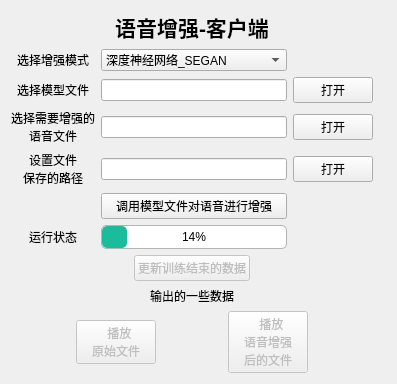
Old version of the form ui/main_widget.ui in the repository wp19991/speech_enhancement.
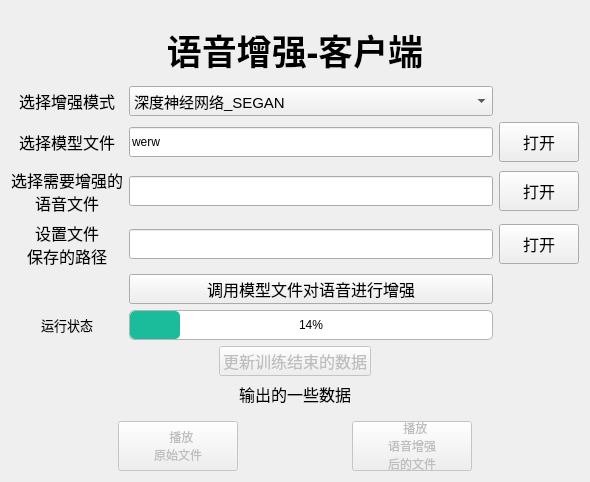
New version of the form. Icons and pictures are not drawn.

What changed in the file:
```diff
--- a/ui/main_widget.ui
+++ b/ui/main_widget.ui
@@ -6,8 +6,8 @@
    <rect>
     <x>0</x>
     <y>0</y>
-    <width>397</width>
-    <height>344</height>
+    <width>590</width>
+    <height>482</height>
    </rect>
   </property>
   <property name="windowTitle">
@@ -34,28 +34,43 @@
      </item>
      <item>
       <widget class="QLabel" name="label_2">
-       <property name="text">
-        <string>&lt;html&gt;&lt;head/&gt;&lt;body&gt;&lt;p align=&quot;center&quot;&gt;&lt;span style=&quot; font-size:16pt; font-weight:600;&quot;&gt;语音增强-客户端&lt;/span&gt;&lt;/p&gt;&lt;/body&gt;&lt;/html&gt;</string>
-       </property>
-      </widget>
-     </item>
-     <item>
-      <spacer name="verticalSpacer">
-       <property name="orientation">
-        <enum>Qt::Vertical</enum>
-       </property>
-       <property name="sizeHint" stdset="0">
+       <property name="minimumSize">
         <size>
-         <width>20</width>
-         <height>40</height>
+         <width>0</width>
+         <height>60</height>
         </size>
        </property>
-      </spacer>
+       <property name="font">
+        <font>
+         <family>华文楷体</family>
+         <pointsize>26</pointsize>
+         <weight>75</weight>
+         <bold>true</bold>
+        </font>
+       </property>
+       <property name="text">
+        <string>语音增强-客户端</string>
+       </property>
+       <property name="alignment">
+        <set>Qt::AlignCenter</set>
+       </property>
+      </widget>
      </item>
      <item>
       <layout class="QGridLayout" name="gridLayout">
        <item row="0" column="1">
         <widget class="QComboBox" name="choose_model_comboBox">
+         <property name="minimumSize">
+          <size>
+           <width>0</width>
+           <height>30</height>
+          </size>
+         </property>
+         <property name="font">
+          <font>
+           <pointsize>11</pointsize>
+          </font>
+         </property>
          <property name="cursor">
           <cursorShape>PointingHandCursor</cursorShape>
          </property>
@@ -82,6 +97,17 @@
        </item>
        <item row="1" column="2">
         <widget class="QPushButton" name="save_model_file_path_pushButton">
+         <property name="minimumSize">
+          <size>
+           <width>0</width>
+           <height>40</height>
+          </size>
+         </property>
+         <property name="font">
+          <font>
+           <pointsize>12</pointsize>
+          </font>
+         </property>
          <property name="cursor">
           <cursorShape>PointingHandCursor</cursorShape>
          </property>
@@ -98,6 +124,11 @@
        </item>
        <item row="2" column="0">
         <widget class="QLabel" name="label_3">
+         <property name="font">
+          <font>
+           <pointsize>12</pointsize>
+          </font>
+         </property>
          <property name="text">
           <string>选择需要增强的
 语音文件</string>
@@ -109,6 +140,11 @@
        </item>
        <item row="1" column="0">
         <widget class="QLabel" name="label">
+         <property name="font">
+          <font>
+           <pointsize>12</pointsize>
+          </font>
+         </property>
          <property name="text">
           <string>选择模型文件</string>
          </property>
@@ -119,6 +155,17 @@
        </item>
        <item row="3" column="1">
         <widget class="QLineEdit" name="save_path_lineEdit">
+         <property name="minimumSize">
+          <size>
+           <width>0</width>
+           <height>30</height>
+          </size>
+         </property>
+         <property name="font">
+          <font>
+           <pointsize>9</pointsize>
+          </font>
+         </property>
          <property name="readOnly">
           <bool>true</bool>
          </property>
@@ -126,6 +173,17 @@
        </item>
        <item row="2" column="2">
         <widget class="QPushButton" name="need_enh_wav_file_path_pushButton">
+         <property name="minimumSize">
+          <size>
+           <width>0</width>
+           <height>40</height>
+          </size>
+         </property>
+         <property name="font">
+          <font>
+           <pointsize>12</pointsize>
+          </font>
+         </property>
          <property name="cursor">
           <cursorShape>PointingHandCursor</cursorShape>
          </property>
@@ -145,6 +203,17 @@
          <property name="enabled">
           <bool>true</bool>
          </property>
+         <property name="minimumSize">
+          <size>
+           <width>0</width>
+           <height>30</height>
+          </size>
+         </property>
+         <property name="font">
+          <font>
+           <pointsize>9</pointsize>
+          </font>
+         </property>
          <property name="readOnly">
           <bool>true</bool>
          </property>
@@ -152,6 +221,17 @@
        </item>
        <item row="3" column="2">
         <widget class="QPushButton" name="save_path_pushButton">
+         <property name="minimumSize">
+          <size>
+           <width>0</width>
+           <height>40</height>
+          </size>
+         </property>
+         <property name="font">
+          <font>
+           <pointsize>12</pointsize>
+          </font>
+         </property>
          <property name="cursor">
           <cursorShape>PointingHandCursor</cursorShape>
          </property>
@@ -171,6 +251,20 @@
          <property name="enabled">
           <bool>true</bool>
          </property>
+         <property name="minimumSize">
+          <size>
+           <width>0</width>
+           <height>30</height>
+          </size>
+         </property>
+         <property name="font">
+          <font>
+           <pointsize>9</pointsize>
+          </font>
+         </property>
+         <property name="text">
+          <string>werw</string>
+         </property>
          <property name="readOnly">
           <bool>true</bool>
          </property>
@@ -178,6 +272,11 @@
        </item>
        <item row="0" column="0">
         <widget class="QLabel" name="label_7">
+         <property name="font">
+          <font>
+           <pointsize>12</pointsize>
+          </font>
+         </property>
          <property name="text">
           <string>选择增强模式</string>
          </property>
@@ -188,6 +287,11 @@
        </item>
        <item row="3" column="0">
         <widget class="QLabel" name="label_6">
+         <property name="font">
+          <font>
+           <pointsize>12</pointsize>
+          </font>
+         </property>
          <property name="text">
           <string>设置文件
 保存的路径</string>
@@ -199,6 +303,17 @@
        </item>
        <item row="4" column="1">
         <widget class="QPushButton" name="enh_pushButton">
+         <property name="minimumSize">
+          <size>
+           <width>0</width>
+           <height>30</height>
+          </size>
+         </property>
+         <property name="font">
+          <font>
+           <pointsize>12</pointsize>
+          </font>
+         </property>
          <property name="cursor">
           <cursorShape>PointingHandCursor</cursorShape>
          </property>
@@ -215,6 +330,20 @@
        </item>
        <item row="5" column="1">
         <widget class="QProgressBar" name="enh_progressBar">
+         <property name="minimumSize">
+          <size>
+           <width>0</width>
+           <height>30</height>
+          </size>
+         </property>
+         <property name="font">
+          <font>
+           <pointsize>9</pointsize>
+           <weight>50</weight>
+           <italic>false</italic>
+           <bold>false</bold>
+          </font>
+         </property>
          <property name="toolTip">
           <string>语音增强的进度条</string>
          </property>
@@ -249,6 +378,11 @@
        </item>
        <item row="5" column="0">
         <widget class="QLabel" name="label_4">
+         <property name="font">
+          <font>
+           <pointsize>10</pointsize>
+          </font>
+         </property>
          <property name="text">
           <string>运行状态</string>
          </property>
@@ -279,6 +413,17 @@
          <property name="enabled">
           <bool>false</bool>
          </property>
+         <property name="minimumSize">
+          <size>
+           <width>0</width>
+           <height>30</height>
+          </size>
+         </property>
+         <property name="font">
+          <font>
+           <pointsize>12</pointsize>
+          </font>
+         </property>
          <property name="cursor">
           <cursorShape>PointingHandCursor</cursorShape>
          </property>
@@ -307,6 +452,11 @@
      </item>
      <item>
       <widget class="QLabel" name="enh_show_data_label">
+       <property name="font">
+        <font>
+         <pointsize>12</pointsize>
+        </font>
+       </property>
        <property name="toolTip">
         <string>文件的存储路径</string>
        </property>
@@ -351,6 +501,12 @@
          <property name="enabled">
           <bool>false</bool>
          </property>
+         <property name="minimumSize">
+          <size>
+           <width>120</width>
+           <height>50</height>
+          </size>
+         </property>
          <property name="cursor">
           <cursorShape>PointingHandCursor</cursorShape>
          </property>
@@ -391,6 +547,12 @@
          <property name="enabled">
           <bool>false</bool>
          </property>
+         <property name="minimumSize">
+          <size>
+           <width>120</width>
+           <height>50</height>
+          </size>
+         </property>
          <property name="cursor">
           <cursorShape>PointingHandCursor</cursorShape>
          </property>
@@ -425,16 +587,6 @@
      </item>
     </layout>
    </item>
-   <item>
-    <widget class="QLabel" name="enh_wav_plt_label">
-     <property name="text">
-      <string/>
-     </property>
-     <property name="alignment">
-      <set>Qt::AlignCenter</set>
-     </property>
-    </widget>
-   </item>
   </layout>
  </widget>
  <resources>
```
